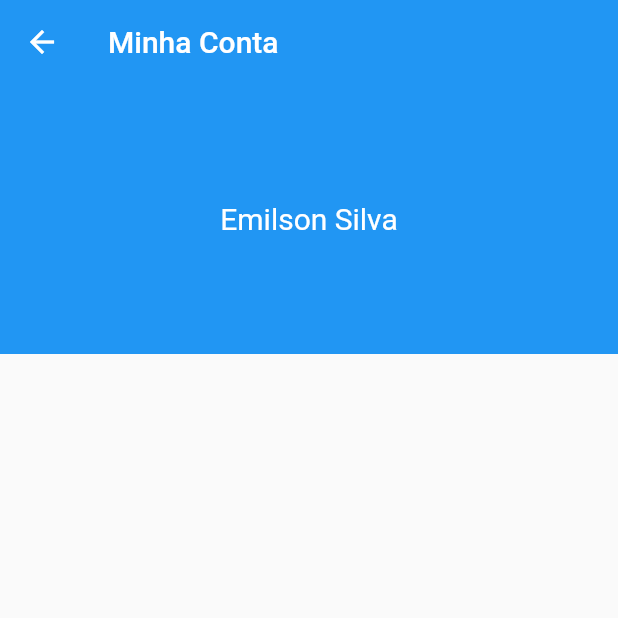
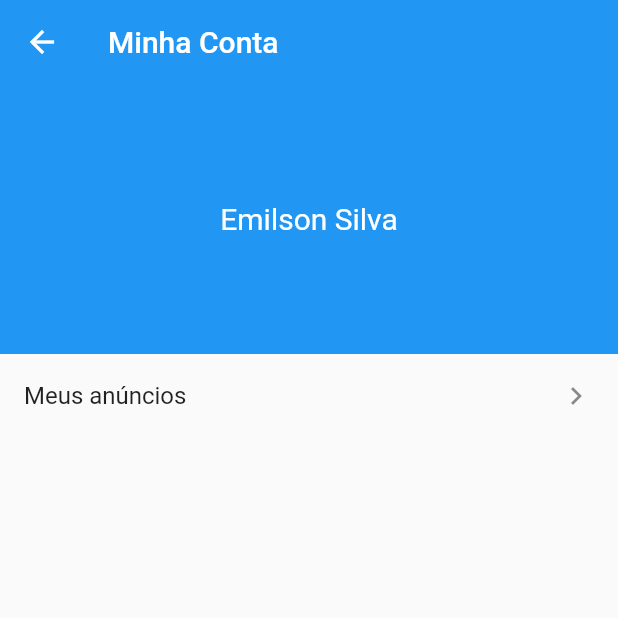
Before and after one commit to emilson-silva/xlo_flutter, a Flutter app: the AccountScreen screen opened directly, on a phone screen of 412 x 824 dp, the top half of it. Run offline on Flutter 3.47's test engine with Material 2 defaults, Android fonts, the phone set to English and light mode, and no system bars; our stand-ins replace brasil_fields, carousel_pro, dio, image_picker, rxdart.

Commit message:
create product tile

```diff
--- a/lib/screens/account/account_screen.dart
+++ b/lib/screens/account/account_screen.dart
@@ -11,6 +11,7 @@ class AccountScreen extends StatelessWidget {
         ),
       ),
       body: Column(
+        crossAxisAlignment: CrossAxisAlignment.stretch,
         children: [
           Container(
             height: 180.0,
@@ -25,6 +26,11 @@ class AccountScreen extends StatelessWidget {
                 fontSize: 20.0,
               ),
             ),
+          ),
+          ListTile(
+            title: Text('Meus anúncios'),
+            trailing: Icon(Icons.keyboard_arrow_right),
+            onTap: () {},
           )
         ],
       ),
--- a/lib/screens/base/base_screen.dart
+++ b/lib/screens/base/base_screen.dart
@@ -4,7 +4,7 @@ import 'package:flutter/material.dart';
 import 'package:provider/provider.dart';
 import 'package:xlo/blocs/drawer_bloc.dart';
 import 'package:xlo/home_screen.dart';
-
+import 'package:xlo/screens/account/account_screen.dart';
 import 'package:xlo/screens/create/create_screen.dart';
 
 class BaseScreen extends StatefulWidget {
@@ -52,7 +52,7 @@ class _BaseScreenState extends State<BaseScreen> {
           CreateScreen(),
           Container(color: Colors.green),
           Container(color: Colors.amber),
-          Container(color: Colors.black),
+          AccountScreen(),
         ],
       ),
     );
```
